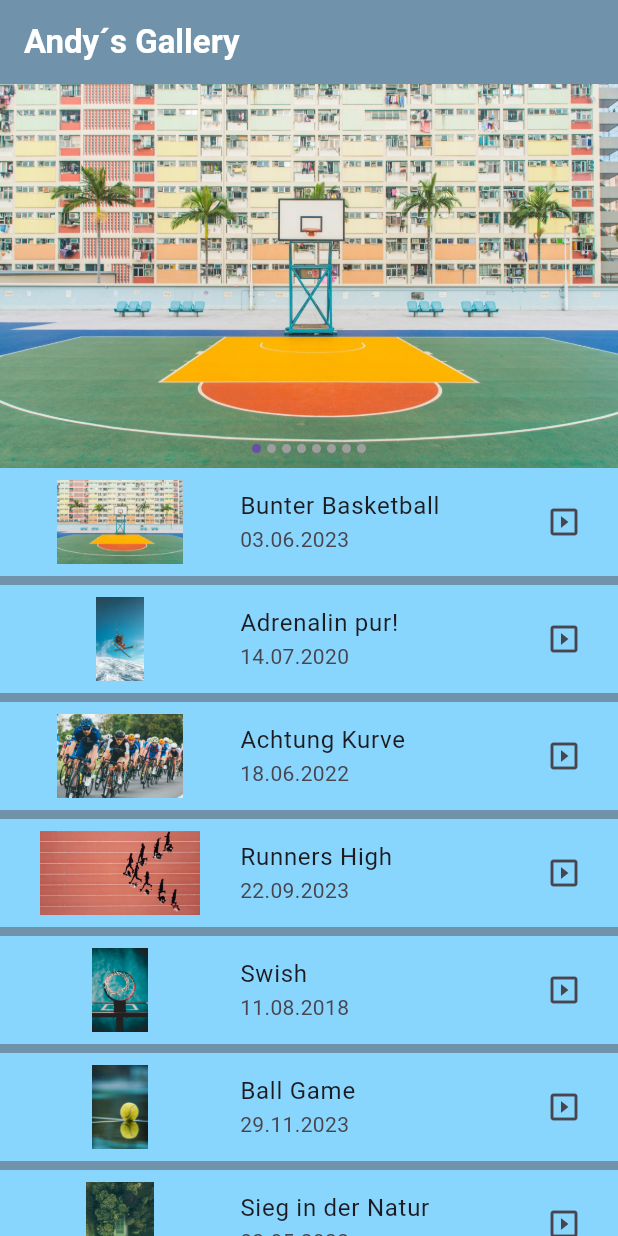
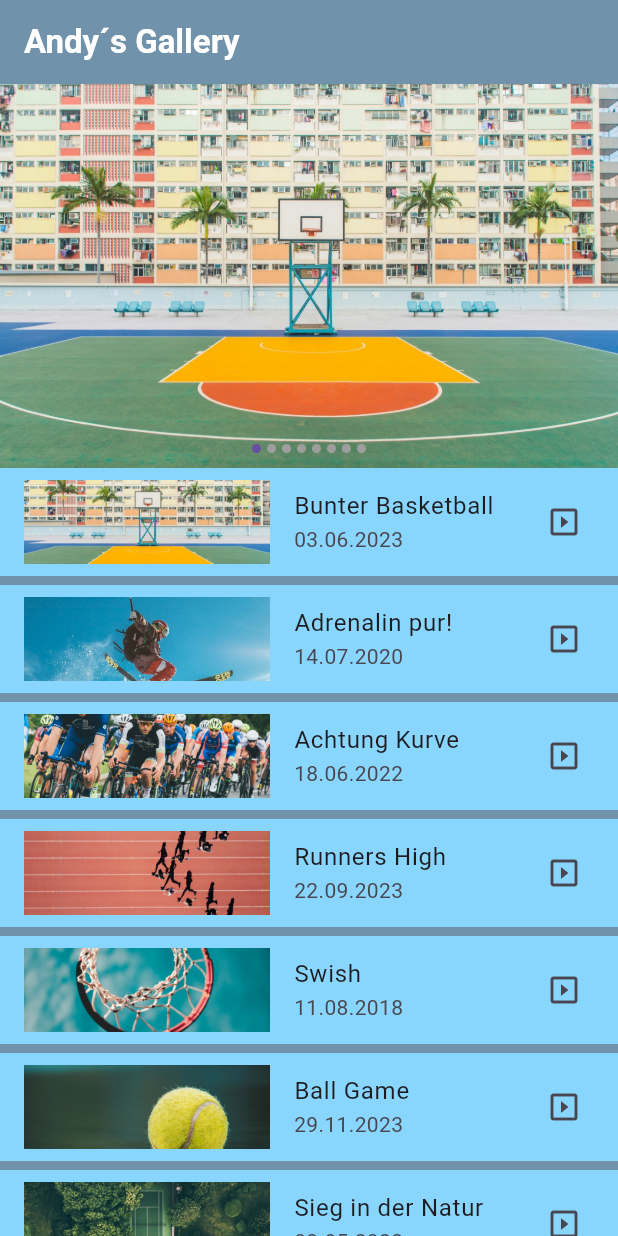
Before and after one commit to Dopa91/simple_gallery_app_dopatka, a Flutter app: the MyGalleryPage screen opened directly, on a phone screen of 412 x 824 dp. Run offline on Flutter 3.47's test engine with Material 3 defaults, Android fonts, the phone set to English and light mode, and no system bars; drawn by our look-alikes of flutter_image_slideshow.

Commit message:
added boxfit, for better look

```diff
--- a/lib/features/gallery/screens/my_gallery_page.dart
+++ b/lib/features/gallery/screens/my_gallery_page.dart
@@ -41,7 +41,8 @@ class MyGalleryPage extends StatelessWidget {
                   subtitle: Text(dataList[index].imageDate),
                   leading: Image.asset(
                     dataList[index].imagePath,
-                    width: 128,
+                    width: 164,
+                    fit: BoxFit.cover,
                   ),
                   trailing: GestureDetector(
                       onTap: () {
```
